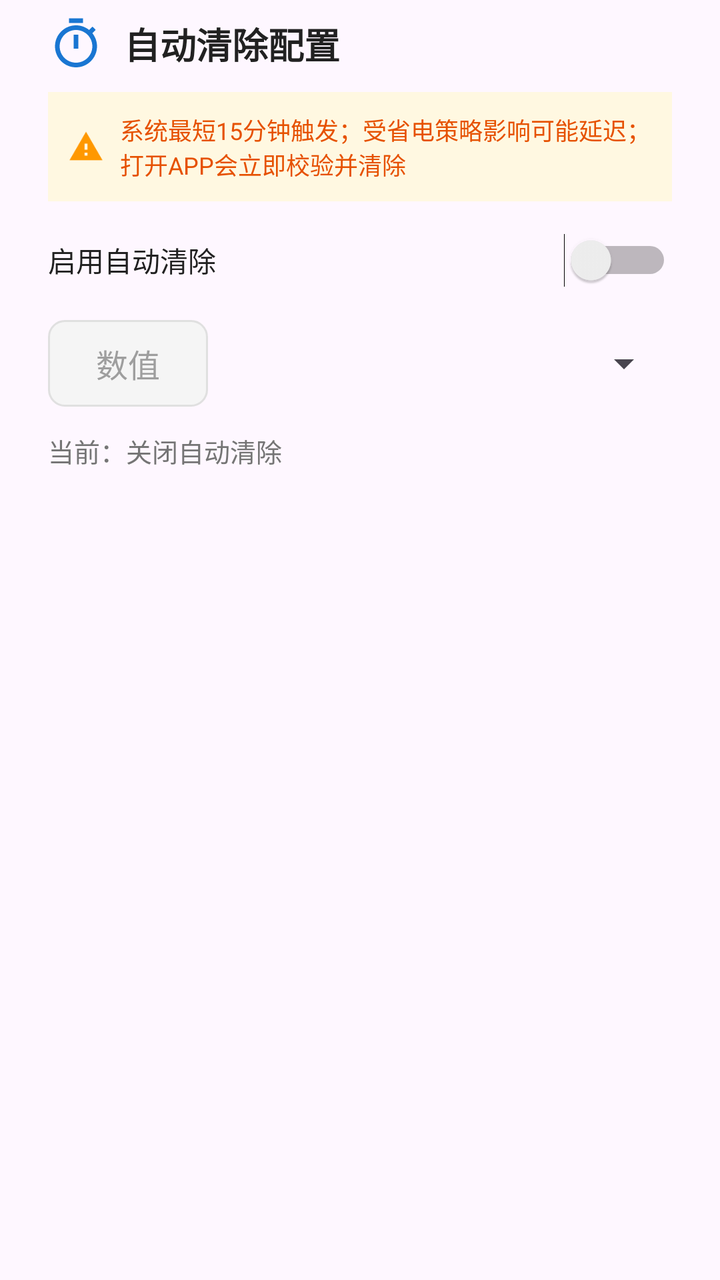
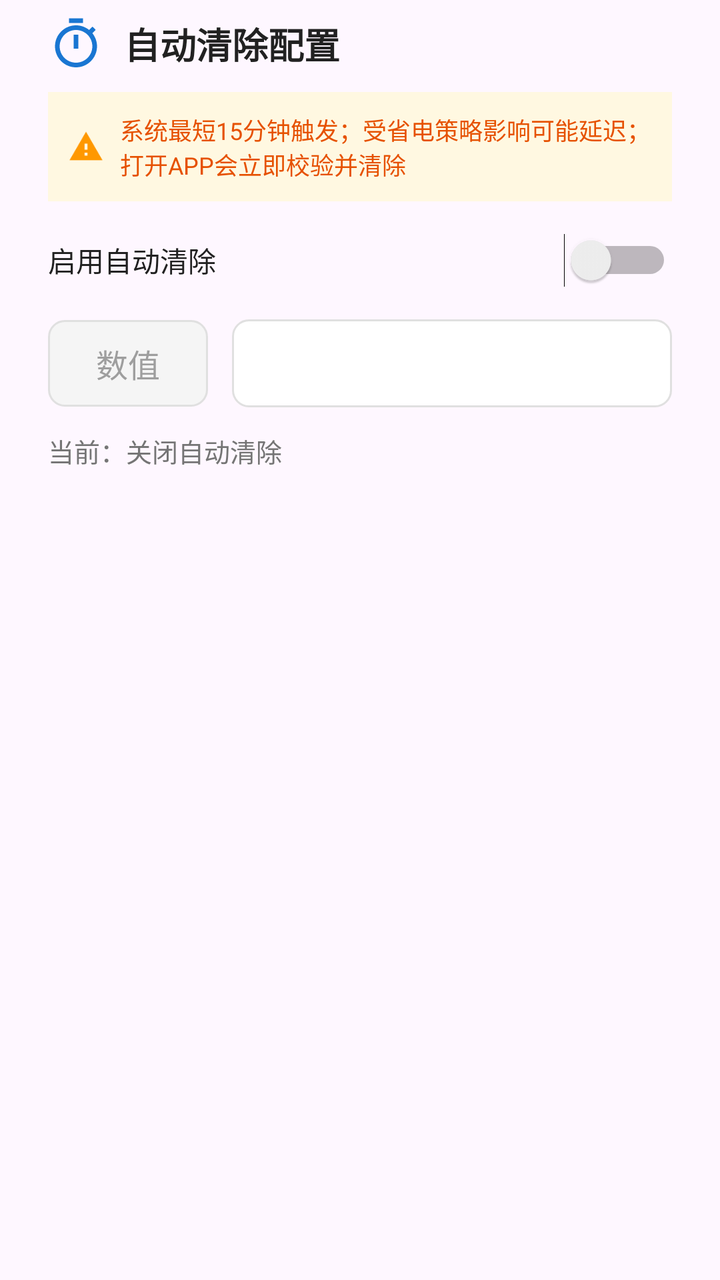

Screens rendered from an Android XML layout before and after an edit, with the pre-edit source and the edit as a unified diff.
<!-- AndroidManifest.xml: application theme Theme.WlClient -->
<!-- res/layout/dialog_sys_auto_clear.xml -->
<?xml version="1.0" encoding="utf-8"?>
<LinearLayout xmlns:android="http://schemas.android.com/apk/res/android"
    android:layout_width="match_parent"
    android:layout_height="wrap_content"
    android:orientation="vertical"
    android:paddingStart="24dp"
    android:paddingEnd="24dp"
    android:paddingTop="8dp"
    android:paddingBottom="16dp">

    <LinearLayout
        android:layout_width="match_parent"
        android:layout_height="wrap_content"
        android:orientation="horizontal"
        android:gravity="center_vertical">

        <ImageView
            android:layout_width="28dp"
            android:layout_height="28dp"
            android:src="@drawable/ic_timer_svg"
            android:layout_marginEnd="10dp" />

        <TextView
            style="@style/DialogTitleStyle"
            android:layout_width="wrap_content"
            android:layout_height="wrap_content"
            android:text="自动清除配置" />
    </LinearLayout>

    <LinearLayout
        android:layout_width="match_parent"
        android:layout_height="wrap_content"
        android:orientation="horizontal"
        android:gravity="center_vertical"
        android:layout_marginTop="10dp"
        android:background="#FFF8E1"
        android:padding="10dp">

        <ImageView
            android:layout_width="18dp"
            android:layout_height="18dp"
            android:src="@drawable/ic_warning_svg"
            android:layout_marginEnd="8dp" />

        <TextView
            android:layout_width="match_parent"
            android:layout_height="wrap_content"
            android:text="系统最短15分钟触发；受省电策略影响可能延迟；打开APP会立即校验并清除"
            android:textColor="#E65100"
            android:textSize="12sp" />
    </LinearLayout>

    <Switch
        android:id="@+id/sw_auto_enable"
        android:layout_width="match_parent"
        android:layout_height="wrap_content"
        android:text="启用自动清除"
        android:layout_marginTop="16dp"
        android:textSize="14sp"
        android:textColor="#212121" />

    <LinearLayout
        android:layout_width="match_parent"
        android:layout_height="wrap_content"
        android:orientation="horizontal"
        android:gravity="center_vertical"
        android:layout_marginTop="16dp">

        <EditText
            android:id="@+id/et_auto_clear_val"
            style="@style/DialogInputStyle"
            android:layout_width="80dp"
            android:layout_height="wrap_content"
            android:hint="数值"
            android:inputType="number"
            android:gravity="center"
            android:textSize="16sp" />

        <Spinner
            android:id="@+id/sp_time_unit"
            android:layout_width="0dp"
            android:layout_height="44dp"
            android:layout_weight="1"
            android:layout_marginStart="12dp" />
    </LinearLayout>

    <TextView
        android:id="@+id/tv_auto_clear_status"
        android:layout_width="match_parent"
        android:layout_height="wrap_content"
        android:layout_marginTop="12dp"
        android:text="当前：关闭自动清除"
        android:textSize="13sp"
        android:textColor="#757575" />

</LinearLayout>
<!-- resources referenced by this layout -->
<resources>
  <!-- drawable ic_timer_svg (drawable) -->
  <?xml version="1.0" encoding="utf-8"?>
  <vector xmlns:android="http://schemas.android.com/apk/res/android"
      android:width="24dp"
      android:height="24dp"
      android:viewportWidth="24"
      android:viewportHeight="24">
      <path
          android:fillColor="#1976D2"
          android:pathData="M15,1H9v2h6V1zM11,14h2V8h-2v6zM19.03,7.39l1.42,-1.42c-0.43,-0.51 -0.9,-0.99 -1.41,-1.41l-1.42,1.42C16.07,4.74 14.12,4 12,4c-4.97,0 -9,4.03 -9,9s4.03,9 9,9 9,-4.03 9,-9c0,-2.12 -0.74,-4.07 -1.97,-5.61zM12,20c-3.87,0 -7,-3.13 -7,-7s3.13,-7 7,-7 7,3.13 7,7 -3.13,7 -7,7z" />
  </vector>
  <!-- drawable ic_warning_svg (drawable) -->
  <?xml version="1.0" encoding="utf-8"?>
  <vector xmlns:android="http://schemas.android.com/apk/res/android"
      android:width="24dp"
      android:height="24dp"
      android:viewportWidth="24"
      android:viewportHeight="24">
      <path
          android:fillColor="#FF9800"
          android:pathData="M1,21h22L12,2 1,21zM13,18h-2v-2h2v2zM13,14h-2v-4h2v4z" />
  </vector>
  <style name="DialogInputStyle">
          <item name="android:background">@drawable/bg_input_focused</item>
          <item name="android:textSize">14sp</item>
          <item name="android:textColor">#212121</item>
          <item name="android:textColorHint">#9E9E9E</item>
      </style>
  <style name="DialogTitleStyle">
          <item name="android:textSize">18sp</item>
          <item name="android:textColor">#212121</item>
          <item name="android:textStyle">bold</item>
      </style>
  <style name="Theme.WlClient" parent="Base.Theme.WlClient" />
  <!-- drawable bg_input_focused (drawable) -->
  <?xml version="1.0" encoding="utf-8"?>
  <selector xmlns:android="http://schemas.android.com/apk/res/android">
      <item android:state_focused="true">
          <shape android:shape="rectangle">
              <solid android:color="#F5F8FF" />
              <stroke android:width="1.5dp" android:color="#1976D2" />
              <corners android:radius="8dp" />
              <padding android:left="12dp" android:top="10dp" android:right="12dp" android:bottom="10dp" />
          </shape>
      </item>
      <item>
          <shape android:shape="rectangle">
              <solid android:color="#F5F5F5" />
              <stroke android:width="1dp" android:color="#E0E0E0" />
              <corners android:radius="8dp" />
              <padding android:left="12dp" android:top="10dp" android:right="12dp" android:bottom="10dp" />
          </shape>
      </item>
  </selector>
  <style name="Base.Theme.WlClient" parent="Theme.Material3.DayNight.NoActionBar">
          
          
      </style>
</resources>

<!-- the commit's change to res/layout/dialog_sys_auto_clear.xml (unified diff, before → after) -->
@@ -78,6 +78,7 @@
 
         <Spinner
             android:id="@+id/sp_time_unit"
+            style="@style/AppSpinner"
             android:layout_width="0dp"
             android:layout_height="44dp"
             android:layout_weight="1"
<!-- resource entries referenced after the edit -->
@@ -22,6 +22,14 @@
           android:fillColor="#FF9800"
           android:pathData="M1,21h22L12,2 1,21zM13,18h-2v-2h2v2zM13,14h-2v-4h2v4z" />
   </vector>
+  <style name="AppSpinner">
+          <item name="android:background">@drawable/bg_spinner</item>
+          <item name="android:dropDownWidth">match_parent</item>
+          <item name="android:popupBackground">@color/white</item>
+          <item name="android:dropDownVerticalOffset">4dp</item>
+          <item name="android:dropDownHorizontalOffset">0dp</item>
+          <item name="android:spinnerMode">dropdown</item>
+      </style>
   <style name="DialogInputStyle">
           <item name="android:background">@drawable/bg_input_focused</item>
           <item name="android:textSize">14sp</item>
@@ -34,6 +42,25 @@
           <item name="android:textStyle">bold</item>
       </style>
   <style name="Theme.WlClient" parent="Base.Theme.WlClient" />
+  <!-- drawable bg_spinner (drawable) -->
+  <?xml version="1.0" encoding="utf-8"?>
+  <selector xmlns:android="http://schemas.android.com/apk/res/android">
+      <item android:state_pressed="true">
+          <shape android:shape="rectangle">
+              <solid android:color="#F5F5F5" />
+              <corners android:radius="8dp" />
+              <stroke android:width="1dp" android:color="#1976D2" />
+          </shape>
+      </item>
+      <item>
+          <shape android:shape="rectangle">
+              <solid android:color="#FFFFFF" />
+              <corners android:radius="8dp" />
+              <stroke android:width="1dp" android:color="#E0E0E0" />
+          </shape>
+      </item>
+  </selector>
+  <color name="white">#FFFFFFFF</color>
   <!-- drawable bg_input_focused (drawable) -->
   <?xml version="1.0" encoding="utf-8"?>
   <selector xmlns:android="http://schemas.android.com/apk/res/android">
